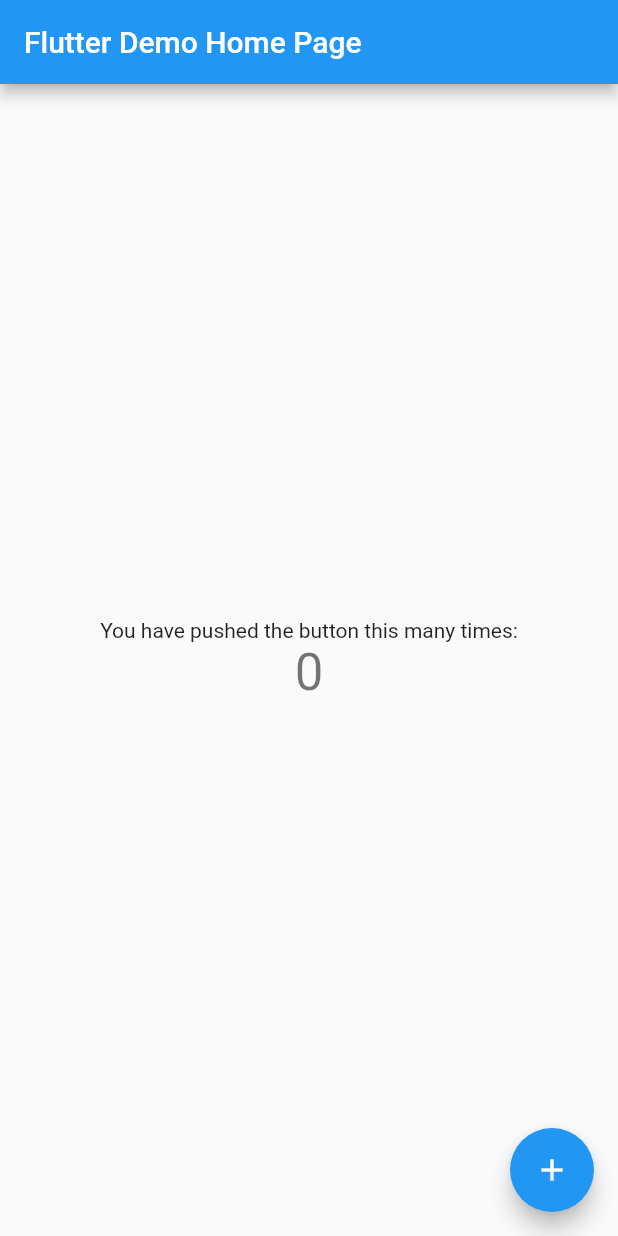
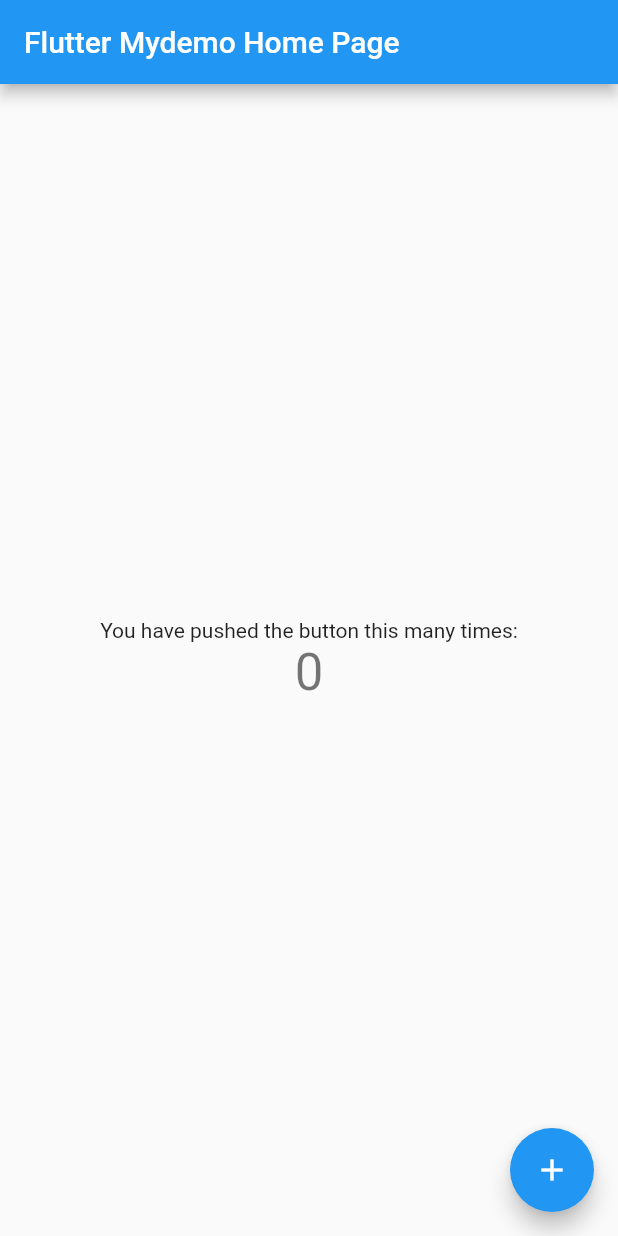
Before and after one commit to JeanMichaelC/flutter_app_02, a Flutter app: the screen it shows after launch, on a phone screen of 412 x 824 dp. Run offline on Flutter 3.47's test engine with Material 2 defaults, Android fonts, the phone set to English and light mode, and no system bars.

Commit message:
:memo: Trial
Trial

```diff
--- a/lib/main.dart
+++ b/lib/main.dart
@@ -24,7 +24,7 @@ class MyApp extends StatelessWidget {
         // is not restarted.
         primarySwatch: Colors.blue,
       ),
-      home: const MyHomePage(title: 'Flutter Demo Home Page'),
+      home: const MyHomePage(title: 'Flutter Mydemo Home Page'),
     );
   }
 }
```
